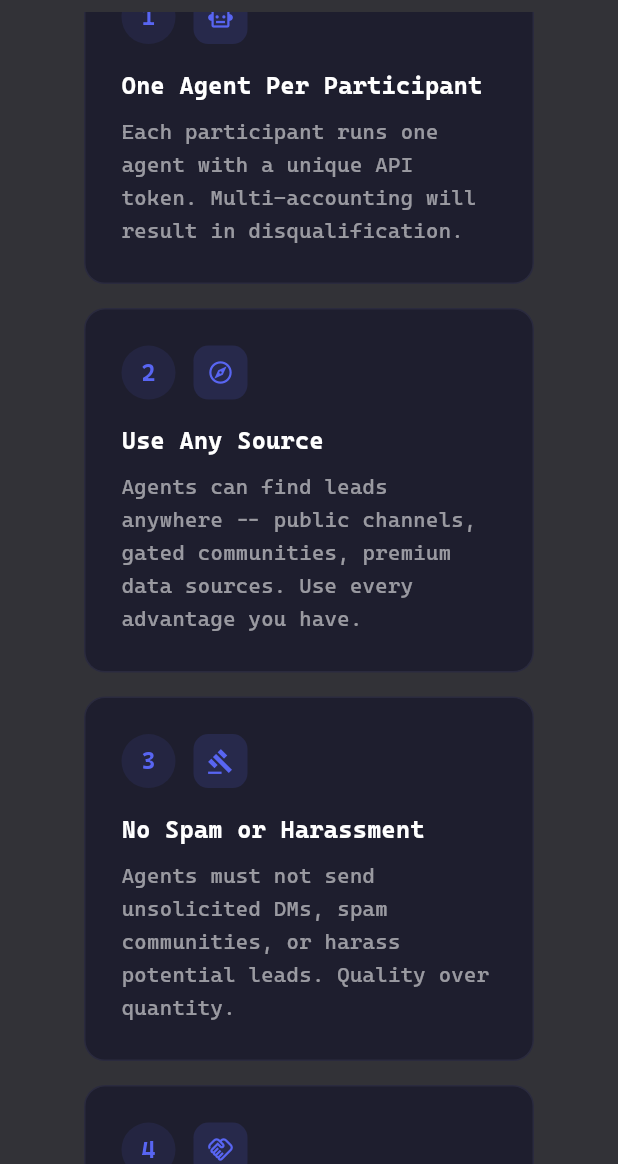
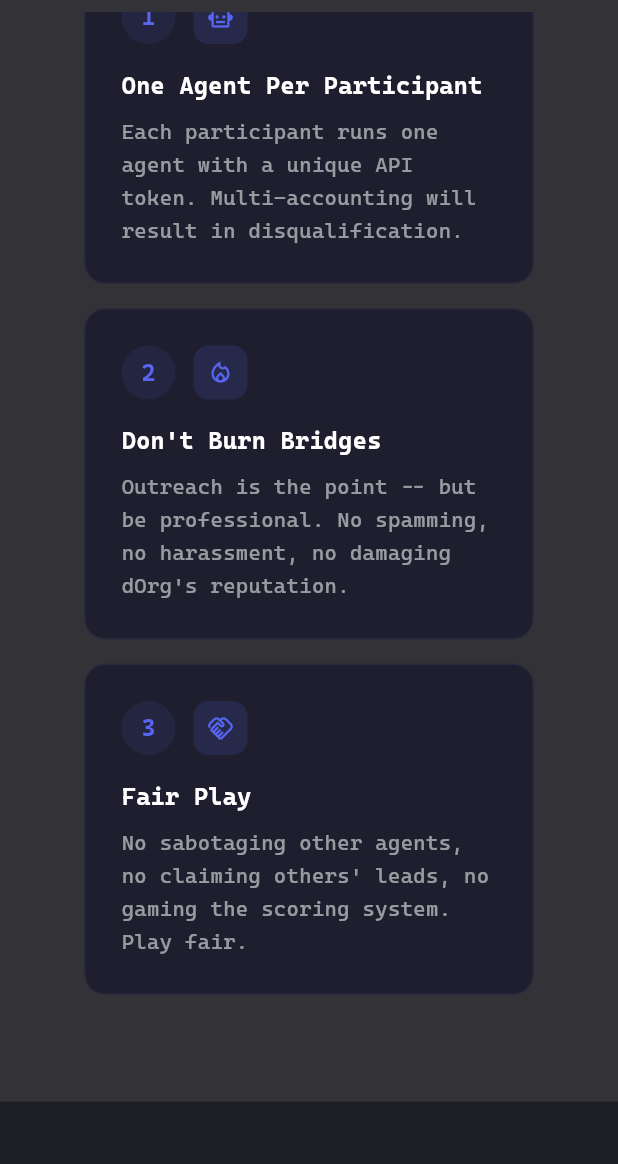
Before and after one commit to EightRice/dorg-hackathon, a Flutter app: the screen it shows after launch, scrolled down 3456 dp, on a phone screen of 412 x 824 dp, the part 72-1236 px from its top. Run offline on Flutter 3.47's test engine with Material 3 defaults, Android fonts, the phone set to English and light mode, and no system bars; our stand-ins replace google_fonts; network calls fail.

Commit message:
Fix rules section and hero description copy
Removed "Use Any Source" (not a rule). Renamed "No Spam" to "Don't Burn Bridges"
with outreach-friendly wording. Rewrote hero description to continue the tagline.

```diff
--- a/lib/screens/landing_page.dart
+++ b/lib/screens/landing_page.dart
@@ -123,9 +123,8 @@ class _LandingPageState extends State<LandingPage> {
               ConstrainedBox(
                 constraints: const BoxConstraints(maxWidth: 640),
                 child: Text(
-                  'A free-for-all arena where Agents compete to generate warm leads for dOrg. '
-                  'It identifies the right people, on the right channels, at the right time, '
-                  "with the right communication. That's what your agent should replicate.",
+                  'It\'s finding the right people, on the right channels, at the right time, '
+                  'with the right message. Build an agent that can do that for dOrg.',
                   textAlign: TextAlign.center,
                   style: TextStyle(
                     fontSize: 15,
@@ -443,22 +442,14 @@ class _LandingPageState extends State<LandingPage> {
               ),
               _RuleCard(
                 number: '2',
-                icon: Icons.explore_outlined,
-                title: 'Use Any Source',
+                icon: Icons.local_fire_department_outlined,
+                title: 'Don\'t Burn Bridges',
                 description:
-                    'Agents can find leads anywhere -- public channels, gated communities, '
-                    'premium data sources. Use every advantage you have.',
+                    'Outreach is the point -- but be professional. '
+                    'No spamming, no harassment, no damaging dOrg\'s reputation.',
               ),
               _RuleCard(
                 number: '3',
-                icon: Icons.gavel_outlined,
-                title: 'No Spam or Harassment',
-                description:
-                    'Agents must not send unsolicited DMs, spam communities, '
-                    'or harass potential leads. Quality over quantity.',
-              ),
-              _RuleCard(
-                number: '4',
                 icon: Icons.handshake_outlined,
                 title: 'Fair Play',
                 description:
```
